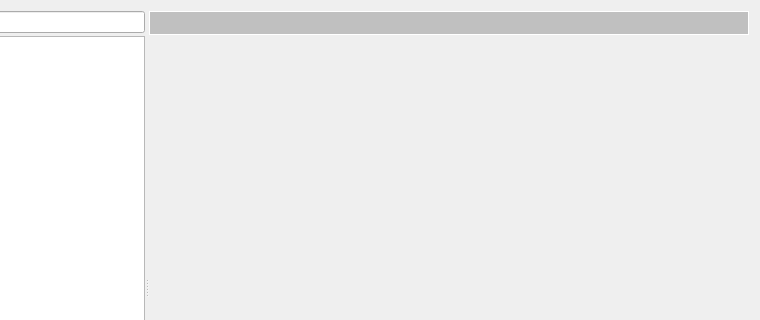
MITK/MITK, file Plugins/org.mitk.gui.qt.application/src/QmitkPreferencesDialog.ui: the form before one commit; both pictures show x 122 to 882 and y 0 to 320 of the 882 by 602 pixel window.
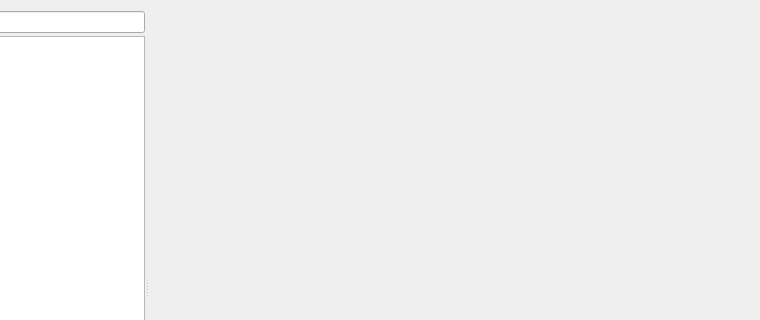
The form after the commit. Icons and pictures are not drawn. Custom widgets are drawn as their Qt base class.

Commit message: fixed hardcoded colors in QmitkPreferencesDialog

```diff
--- a/Plugins/org.mitk.gui.qt.application/src/QmitkPreferencesDialog.ui
+++ b/Plugins/org.mitk.gui.qt.application/src/QmitkPreferencesDialog.ui
@@ -92,178 +92,6 @@
        </property>
        <item>
         <widget class="QLabel" name="m_Headline">
-         <property name="palette">
-          <palette>
-           <active>
-            <colorrole role="WindowText">
-             <brush brushstyle="SolidPattern">
-              <color alpha="255">
-               <red>255</red>
-               <green>255</green>
-               <blue>255</blue>
-              </color>
-             </brush>
-            </colorrole>
-            <colorrole role="Button">
-             <brush brushstyle="SolidPattern">
-              <color alpha="255">
-               <red>192</red>
-               <green>192</green>
-               <blue>192</blue>
-              </color>
-             </brush>
-            </colorrole>
-            <colorrole role="Text">
-             <brush brushstyle="SolidPattern">
-              <color alpha="255">
-               <red>255</red>
-               <green>255</green>
-               <blue>255</blue>
-              </color>
-             </brush>
-            </colorrole>
-            <colorrole role="ButtonText">
-             <brush brushstyle="SolidPattern">
-              <color alpha="255">
-               <red>255</red>
-               <green>255</green>
-               <blue>255</blue>
-              </color>
-             </brush>
-            </colorrole>
-            <colorrole role="Base">
-             <brush brushstyle="SolidPattern">
-              <color alpha="255">
-               <red>192</red>
-               <green>192</green>
-               <blue>192</blue>
-              </color>
-             </brush>
-            </colorrole>
-            <colorrole role="Window">
-             <brush brushstyle="SolidPattern">
-              <color alpha="255">
-               <red>192</red>
-               <green>192</green>
-               <blue>192</blue>
-              </color>
-             </brush>
-            </colorrole>
-           </active>
-           <inactive>
-            <colorrole role="WindowText">
-             <brush brushstyle="SolidPattern">
-              <color alpha="255">
-               <red>255</red>
-               <green>255</green>
-               <blue>255</blue>
-              </color>
-             </brush>
-            </colorrole>
-            <colorrole role="Button">
-             <brush brushstyle="SolidPattern">
-              <color alpha="255">
-               <red>192</red>
-               <green>192</green>
-               <blue>192</blue>
-              </color>
-             </brush>
-            </colorrole>
-            <colorrole role="Text">
-             <brush brushstyle="SolidPattern">
-              <color alpha="255">
-               <red>255</red>
-               <green>255</green>
-               <blue>255</blue>
-              </color>
-             </brush>
-            </colorrole>
-            <colorrole role="ButtonText">
-             <brush brushstyle="SolidPattern">
-              <color alpha="255">
-               <red>255</red>
-               <green>255</green>
-               <blue>255</blue>
-              </color>
-             </brush>
-            </colorrole>
-            <colorrole role="Base">
-             <brush brushstyle="SolidPattern">
-              <color alpha="255">
-               <red>192</red>
-               <green>192</green>
-               <blue>192</blue>
-              </color>
-             </brush>
-            </colorrole>
-            <colorrole role="Window">
-             <brush brushstyle="SolidPattern">
-              <color alpha="255">
-               <red>192</red>
-               <green>192</green>
-               <blue>192</blue>
-              </color>
-             </brush>
-            </colorrole>
-           </inactive>
-           <disabled>
-            <colorrole role="WindowText">
-             <brush brushstyle="SolidPattern">
-              <color alpha="255">
-               <red>255</red>
-               <green>255</green>
-               <blue>255</blue>
-              </color>
-             </brush>
-            </colorrole>
-            <colorrole role="Button">
-             <brush brushstyle="SolidPattern">
-              <color alpha="255">
-               <red>192</red>
-               <green>192</green>
-               <blue>192</blue>
-              </color>
-             </brush>
-            </colorrole>
-            <colorrole role="Text">
-             <brush brushstyle="SolidPattern">
-              <color alpha="255">
-               <red>255</red>
-               <green>255</green>
-               <blue>255</blue>
-              </color>
-             </brush>
-            </colorrole>
-            <colorrole role="ButtonText">
-             <brush brushstyle="SolidPattern">
-              <color alpha="255">
-               <red>255</red>
-               <green>255</green>
-               <blue>255</blue>
-              </color>
-             </brush>
-            </colorrole>
-            <colorrole role="Base">
-             <brush brushstyle="SolidPattern">
-              <color alpha="255">
-               <red>192</red>
-               <green>192</green>
-               <blue>192</blue>
-              </color>
-             </brush>
-            </colorrole>
-            <colorrole role="Window">
-             <brush brushstyle="SolidPattern">
-              <color alpha="255">
-               <red>192</red>
-               <green>192</green>
-               <blue>192</blue>
-              </color>
-             </brush>
-            </colorrole>
-           </disabled>
-          </palette>
-         </property>
          <property name="font">
           <font>
            <pointsize>14</pointsize>
@@ -271,13 +99,6 @@
            <bold>true</bold>
           </font>
          </property>
-         <property name="styleSheet">
-          <string notr="true">background-color:   silver; 
-border-style: solid;
-border-width: 1px;
-border-color: white;
-color: white;</string>
-         </property>
          <property name="text">
           <string/>
          </property>
```
The commit also changes 1 other file.
